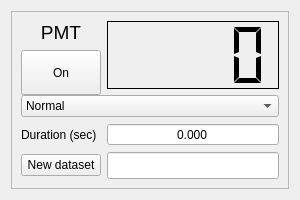
The window that lattice/clients/qtui/pmtfrontend.ui (HaeffnerLab/HaeffnerLabLattice) describes before a commit, drawn with Qt 5.
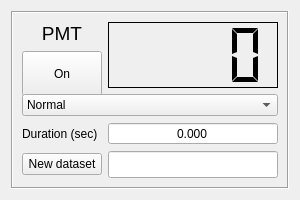
The same window after the commit.

Diff of the .ui file:
```diff
--- a/lattice/clients/qtui/pmtfrontend.ui
+++ b/lattice/clients/qtui/pmtfrontend.ui
@@ -47,10 +47,10 @@
       </size>
      </property>
      <property name="frameShape">
-      <enum>QFrame::StyledPanel</enum>
+      <enum>QFrame::Box</enum>
      </property>
      <property name="frameShadow">
-      <enum>QFrame::Raised</enum>
+      <enum>QFrame::Sunken</enum>
      </property>
      <layout class="QGridLayout" name="gridLayout_2">
       <property name="sizeConstraint">
```
